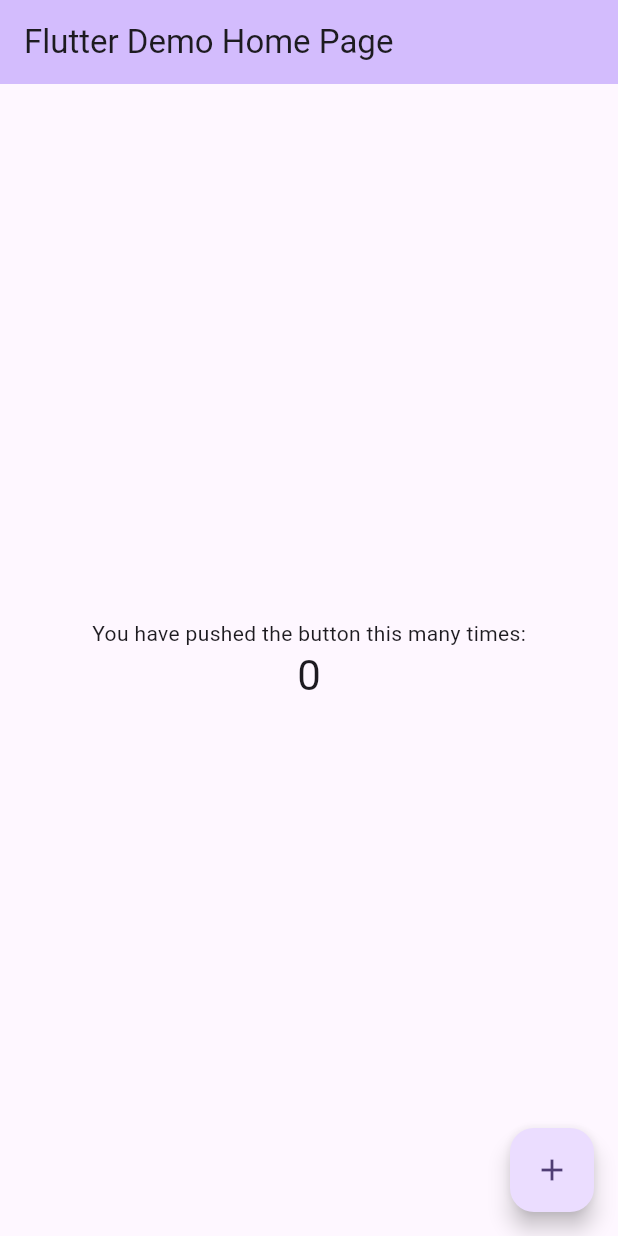
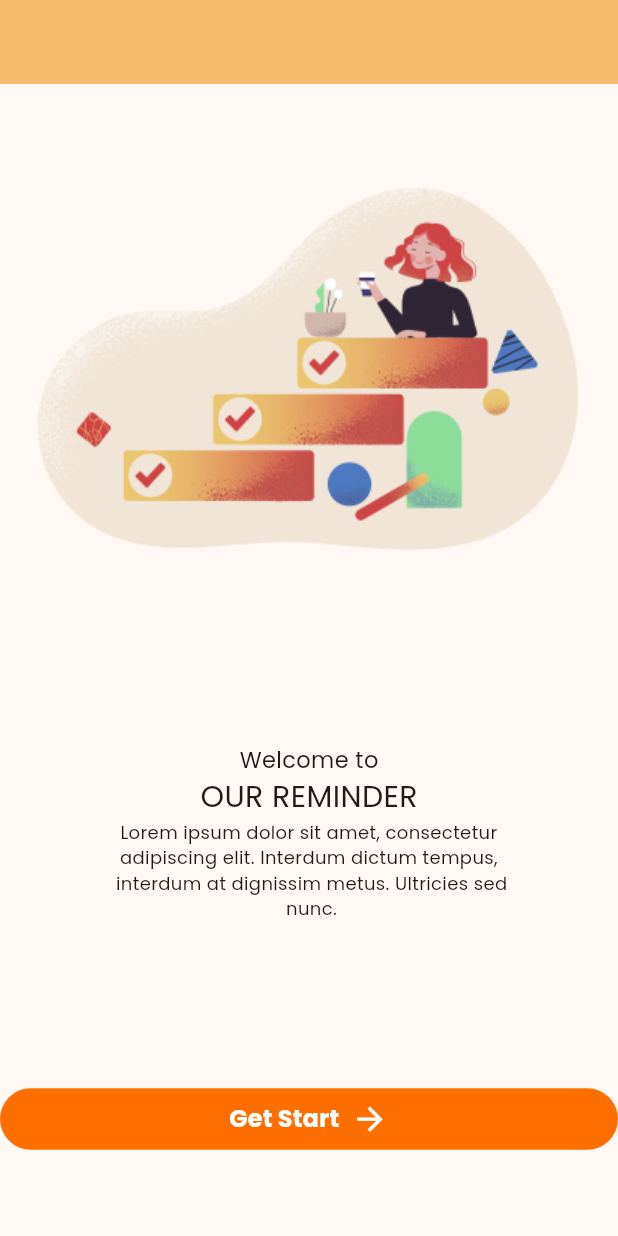
Before and after one commit to m4rri4nne/to_do_app_flutter, a Flutter app: the screen it shows after launch, on a phone screen of 412 x 824 dp. Run offline on Flutter 3.47's test engine with Material 3 defaults, Android fonts, the light colour scheme and no system bars.

Commit message:
Construção da tela de boas vindas

```diff
--- a/lib/main.dart
+++ b/lib/main.dart
@@ -1,4 +1,5 @@
 import 'package:flutter/material.dart';
+import 'package:to_do_app_flutter/screens/welcome.dart';
 
 void main() {
   runApp(const MyApp());
@@ -6,120 +7,18 @@
 
 class MyApp extends StatelessWidget {
   const MyApp({super.key});
-
-  // This widget is the root of your application.
   @override
   Widget build(BuildContext context) {
     return MaterialApp(
-      title: 'Flutter Demo',
+      title: 'Our Reminder App',
       theme: ThemeData(
-        // This is the theme of your application.
-        //
-        // TRY THIS: Try running your application with "flutter run". You'll see
-        // the application has a purple toolbar. Then, without quitting the app,
-        // try changing the seedColor in the colorScheme below to Colors.green
-        // and then invoke "hot reload" (save your changes or press the "hot
-        // reload" button in a Flutter-supported IDE, or press "r" if you used
-        // the command line to start the app).
-        //
-        // Notice that the counter didn't reset back to zero; the application
-        // state is not lost during the reload. To reset the state, use hot
-        // restart instead.
-        //
-        // This works for code too, not just values: Most code changes can be
-        // tested with just a hot reload.
-        colorScheme: ColorScheme.fromSeed(seedColor: Colors.deepPurple),
         useMaterial3: true,
+        colorScheme: ColorScheme.fromSeed(
+            seedColor: Colors.orange.shade300,
+            background: Colors.orange.shade300),
+        fontFamily: 'Poppins',
       ),
-      home: const MyHomePage(title: 'Flutter Demo Home Page'),
+      home: const Welcome(),
     );
   }
 }
-
-class MyHomePage extends StatefulWidget {
-  const MyHomePage({super.key, required this.title});
-
-  // This widget is the home page of your application. It is stateful, meaning
-  // that it has a State object (defined below) that contains fields that affect
-  // how it looks.
-
-  // This class is the configuration for the state. It holds the values (in this
-  // case the title) provided by the parent (in this case the App widget) and
-  // used by the build method of the State. Fields in a Widget subclass are
-  // always marked "final".
-
-  final String title;
-
-  @override
-  State<MyHomePage> createState() => _MyHomePageState();
-}
-
-class _MyHomePageState extends State<MyHomePage> {
-  int _counter = 0;
-
-  void _incrementCounter() {
-    setState(() {
-      // This call to setState tells the Flutter framework that something has
-      // changed in this State, which causes it to rerun the build method below
-      // so that the display can reflect the updated values. If we changed
-      // _counter without calling setState(), then the build method would not be
-      // called again, and so nothing would appear to happen.
-      _counter++;
-    });
-  }
-
-  @override
-  Widget build(BuildContext context) {
-    // This method is rerun every time setState is called, for instance as done
-    // by the _incrementCounter method above.
-    //
-    // The Flutter framework has been optimized to make rerunning build methods
-    // fast, so that you can just rebuild anything that needs updating rather
-    // than having to individually change instances of widgets.
-    return Scaffold(
-      appBar: AppBar(
-        // TRY THIS: Try changing the color here to a specific color (to
-        // Colors.amber, perhaps?) and trigger a hot reload to see the AppBar
-        // change color while the other colors stay the same.
-        backgroundColor: Theme.of(context).colorScheme.inversePrimary,
-        // Here we take the value from the MyHomePage object that was created by
-        // the App.build method, and use it to set our appbar title.
-        title: Text(widget.title),
-      ),
-      body: Center(
-        // Center is a layout widget. It takes a single child and positions it
-        // in the middle of the parent.
-        child: Column(
-          // Column is also a layout widget. It takes a list of children and
-          // arranges them vertically. By default, it sizes itself to fit its
-          // children horizontally, and tries to be as tall as its parent.
-          //
-          // Column has various properties to control how it sizes itself and
-          // how it positions its children. Here we use mainAxisAlignment to
-          // center the children vertically; the main axis here is the vertical
-          // axis because Columns are vertical (the cross axis would be
-          // horizontal).
-          //
-          // TRY THIS: Invoke "debug painting" (choose the "Toggle Debug Paint"
-          // action in the IDE, or press "p" in the console), to see the
-          // wireframe for each widget.
-          mainAxisAlignment: MainAxisAlignment.center,
-          children: <Widget>[
-            const Text(
-              'You have pushed the button this many times:',
-            ),
-            Text(
-              '$_counter',
-              style: Theme.of(context).textTheme.headlineMedium,
-            ),
-          ],
-        ),
-      ),
-      floatingActionButton: FloatingActionButton(
-        onPressed: _incrementCounter,
-        tooltip: 'Increment',
-        child: const Icon(Icons.add),
-      ), // This trailing comma makes auto-formatting nicer for build methods.
-    );
-  }
-}
--- /dev/null
+++ b/lib/screens/welcome.dart
@@ -0,0 +1,109 @@
+import 'package:flutter/material.dart';
+
+class Welcome extends StatefulWidget {
+  const Welcome({super.key});
+
+  @override
+  State<Welcome> createState() => _WelcomeState();
+}
+
+class _WelcomeState extends State<Welcome> {
+  void action() {}
+
+  @override
+  Widget build(BuildContext context) {
+    return Scaffold(
+      appBar: AppBar(
+        backgroundColor: Theme.of(context).colorScheme.inversePrimary,
+      ),
+      body: Center(
+        child: Column(
+          mainAxisAlignment: MainAxisAlignment.spaceAround,
+          children: <Widget>[
+            const Row(
+              mainAxisAlignment: MainAxisAlignment.center,
+              children: [
+                Image(
+                  image: AssetImage('images/logo.png'),
+                  width: 371.0,
+                  height: 278.0,
+                ),
+              ],
+            ),
+            const Column(
+              children: [
+                Row(
+                  mainAxisAlignment: MainAxisAlignment.center,
+                  children: [
+                    Text(
+                      'Welcome to',
+                      style: TextStyle(
+                        fontSize: 15,
+                      ),
+                    ),
+                  ],
+                ),
+                Row(
+                  mainAxisAlignment: MainAxisAlignment.center,
+                  children: [
+                    Text(
+                      'OUR REMINDER',
+                      style: TextStyle(
+                        fontSize: 20,
+                      ),
+                    ),
+                  ],
+                ),
+                Row(
+                  mainAxisAlignment: MainAxisAlignment.center,
+                  children: [
+                    Wrap(
+                      alignment: WrapAlignment.center,
+                      runAlignment: WrapAlignment.center,
+                      children: [
+                        Text(
+                          'Lorem ipsum dolor sit amet, consectetur \nadipiscing elit. Interdum dictum tempus,\n interdum at dignissim metus. Ultricies sed\n nunc.',
+                          textAlign: TextAlign.center,
+                          style: TextStyle(
+                            fontSize: 12,
+                          ),
+                        ),
+                      ],
+                    ),
+                  ],
+                )
+              ],
+            ),
+            TextButton(
+              style: ButtonStyle(
+                backgroundColor:
+                    MaterialStateProperty.all(Colors.amber.shade900),
+              ),
+              onPressed: action,
+              child: const Row(
+                mainAxisAlignment: MainAxisAlignment.center,
+                children: [
+                  Text(
+                    'Get Start',
+                    style: TextStyle(
+                        fontSize: 16,
+                        color: Colors.white,
+                        fontWeight: FontWeight.bold),
+                  ),
+                  SizedBox(
+                    width: 8,
+                  ),
+                  Icon(
+                    Icons.arrow_forward,
+                    color: Colors.white,
+                    size: 25,
+                  )
+                ],
+              ),
+            ),
+          ],
+        ),
+      ),
+    );
+  }
+}
```
Also changed, not shown: pubspec.yaml (+7 -7 lines), fonts/Poppins-Bold.ttf (added), fonts/Poppins-Regular.ttf (added), images/logo.png (added).
